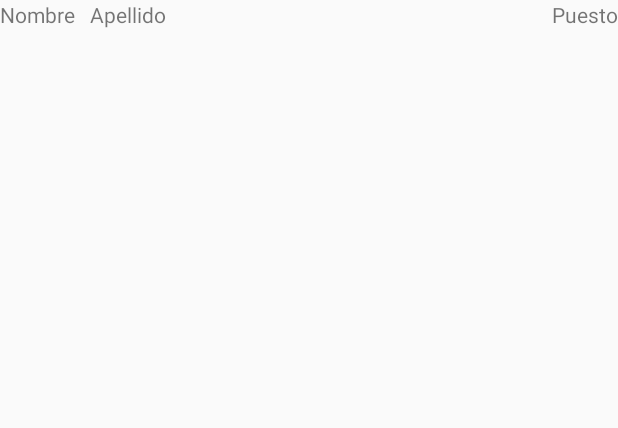
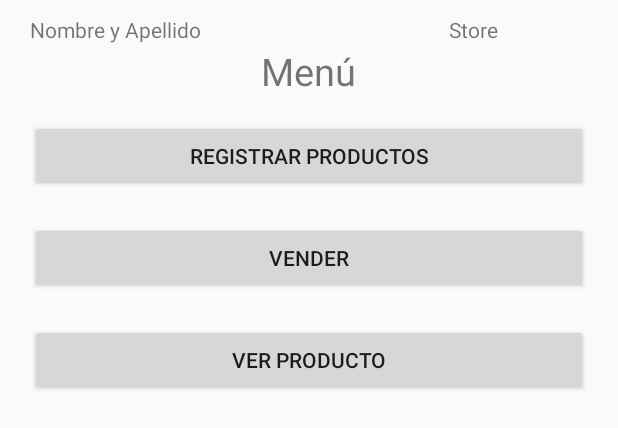
Before and after one commit to MarcosLopez7/POS7Eleven, an Android app: the layout activity_home.xml on its own in the app's theme, with its tools: preview values and no code run, on a phone screen of 412 x 824 dp. Shown: the top 428 px of the screen. Run offline under Robolectric (Android 15) with nearby library versions, the phone set to English and light mode, and no system bars.

Commit message:
Arreglando errores en el retrive de los usuarios, implementando el home activity aunque falta poner el nombre de la tienda y eso es desde el backend

```diff
--- a/app/src/main/java/com/assesment/pos7eleven/AdminActivity.java
+++ b/app/src/main/java/com/assesment/pos7eleven/AdminActivity.java
@@ -5,6 +5,7 @@ import android.app.VoiceInteractor;
 import android.content.Intent;
 import android.support.v7.app.AppCompatActivity;
 import android.os.Bundle;
+import android.util.Log;
 import android.view.View;
 import android.widget.AdapterView;
 import android.widget.ArrayAdapter;
@@ -82,6 +83,7 @@ public class AdminActivity extends AppCompatActivity {
                 row.add("Empleado");
 
             row.add(users.getJSONObject(i).getJSONObject("store").getString("location"));
+            row.add("" + users.getJSONObject(i).getInt("pk"));
             items.add(row);
         }
 
@@ -94,7 +96,8 @@ public class AdminActivity extends AppCompatActivity {
             public void onItemClick(AdapterView<?> parent, View view, int position, long id) {
                 Intent intent = new Intent(getApplicationContext(), EmployeeActivity.class);
                 try {
-                    intent.putExtra(getString(R.string.pk), position);
+                    Log.d(TAG, "" + id);
+                    intent.putExtra(getString(R.string.pk), (int)id);
                     startActivity(intent);
                 } catch (Exception e) {
                     e.printStackTrace();
--- a/app/src/main/java/com/assesment/pos7eleven/ClasesAuxiliares/UserCustomAdapter.java
+++ b/app/src/main/java/com/assesment/pos7eleven/ClasesAuxiliares/UserCustomAdapter.java
@@ -42,7 +42,7 @@ public class UserCustomAdapter extends BaseAdapter {
 
     @Override
     public long getItemId(int position) {
-        return position;
+        return Long.parseLong(users.get(position).get(4)) ;
     }
 
     @NonNull
--- a/app/src/main/java/com/assesment/pos7eleven/EmployeeActivity.java
+++ b/app/src/main/java/com/assesment/pos7eleven/EmployeeActivity.java
@@ -52,7 +52,7 @@ public class EmployeeActivity extends AppCompatActivity {
         editButtont = (Button) findViewById(R.id.editEmployeeButton);
 
         Intent intent = getIntent();
-        pk = intent.getIntExtra(getString(R.string.pk), 1) + 1;
+        pk = intent.getIntExtra(getString(R.string.pk), 1);
 
         init();
 
--- a/app/src/main/java/com/assesment/pos7eleven/HomeActivity.java
+++ b/app/src/main/java/com/assesment/pos7eleven/HomeActivity.java
@@ -2,12 +2,52 @@ package com.assesment.pos7eleven;
 
 import android.support.v7.app.AppCompatActivity;
 import android.os.Bundle;
+import android.view.View;
+import android.widget.Button;
+import android.widget.TextView;
+
+import com.assesment.pos7eleven.ClasesAuxiliares.SessionHelper;
 
 public class HomeActivity extends AppCompatActivity {
+
+    private TextView nameText;
+    private TextView storeText;
+    private Button registerButton;
+    private Button sellButton;
+    private Button productButton;
 
     @Override
     protected void onCreate(Bundle savedInstanceState) {
         super.onCreate(savedInstanceState);
         setContentView(R.layout.activity_home);
+
+        nameText = (TextView) findViewById(R.id.nameEmployeeText);
+        storeText = (TextView) findViewById(R.id.storeEmployeeText);
+        registerButton = (Button) findViewById(R.id.registerButton);
+        sellButton = (Button) findViewById(R.id.sellButton);
+        productButton = (Button) findViewById(R.id.productButton);
+
+        nameText.setText(SessionHelper.first_name + " " + SessionHelper.last_name);
+
+        registerButton.setOnClickListener(new View.OnClickListener() {
+            @Override
+            public void onClick(View v) {
+
+            }
+        });
+
+        sellButton.setOnClickListener(new View.OnClickListener() {
+            @Override
+            public void onClick(View v) {
+
+            }
+        });
+
+        productButton.setOnClickListener(new View.OnClickListener() {
+            @Override
+            public void onClick(View v) {
+
+            }
+        });
     }
 }
--- a/app/src/main/res/layout/activity_home.xml
+++ b/app/src/main/res/layout/activity_home.xml
@@ -7,31 +7,65 @@
     tools:context="com.assesment.pos7eleven.HomeActivity">
 
     <TextView
-        android:id="@+id/textView2"
+        android:id="@+id/nameEmployeeText"
         android:layout_width="wrap_content"
         android:layout_height="wrap_content"
-        android:layout_alignParentLeft="true"
-        android:layout_alignParentStart="true"
-        android:layout_alignParentTop="true"
-        android:text="Nombre" />
+        android:layout_marginTop="10sp"
+        android:layout_marginLeft="20sp"
+        android:text="Nombre y Apellido" />
 
     <TextView
-        android:id="@+id/textView3"
         android:layout_width="wrap_content"
         android:layout_height="wrap_content"
-        android:layout_alignParentTop="true"
-        android:layout_marginLeft="10dp"
-        android:layout_marginStart="10dp"
-        android:layout_toEndOf="@+id/textView2"
-        android:layout_toRightOf="@+id/textView2"
-        android:text="Apellido" />
+        android:id="@+id/storeEmployeeText"
+        android:layout_alignParentRight="true"
+        android:text="Store"
+        android:layout_marginTop="10sp"
+        android:layout_marginRight="80sp"/>
 
     <TextView
-        android:id="@+id/textView4"
         android:layout_width="wrap_content"
         android:layout_height="wrap_content"
-        android:layout_alignParentEnd="true"
-        android:layout_alignParentRight="true"
-        android:layout_alignParentTop="true"
-        android:text="Puesto" />
+        android:text="Menú"
+        android:layout_marginTop="30sp"
+        android:layout_centerHorizontal="true"
+        android:textSize="25sp"/>
+
+    <LinearLayout
+        android:layout_width="match_parent"
+        android:layout_height="wrap_content"
+        android:layout_marginTop="80sp"
+        android:paddingLeft="20sp"
+        android:paddingRight="20sp"
+        android:orientation="vertical">
+
+        <Button
+            android:id="@+id/registerButton"
+            android:layout_width="match_parent"
+            android:layout_height="wrap_content"
+            android:text="Registrar Productos" />
+
+        <Button
+            android:id="@+id/sellButton"
+            android:layout_width="match_parent"
+            android:layout_height="wrap_content"
+            android:layout_marginTop="20sp"
+            android:text="Vender"/>
+
+        <Button
+            android:id="@+id/productButton"
+            android:layout_width="match_parent"
+            android:layout_height="wrap_content"
+            android:layout_marginTop="20sp"
+            android:text="Ver Producto"/>
+
+        <Button
+            android:layout_width="match_parent"
+            android:layout_height="wrap_content"
+            android:layout_marginTop="20sp"
+            android:text="Ver Inventario"
+            android:visibility="gone"/>
+
+    </LinearLayout>
+
 </RelativeLayout>
```
